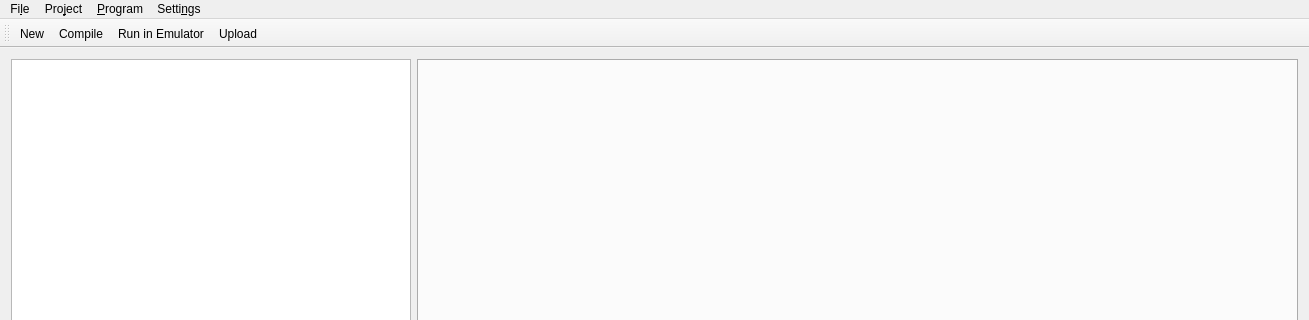
This is TiEditor/src/EditorWindow.ui in maximaximal/TiSuite as Qt 5 draws it before an edit; both pictures show x 0 to 1309 and y 0 to 320 of the 1309 by 760 pixel window. The edited form follows.
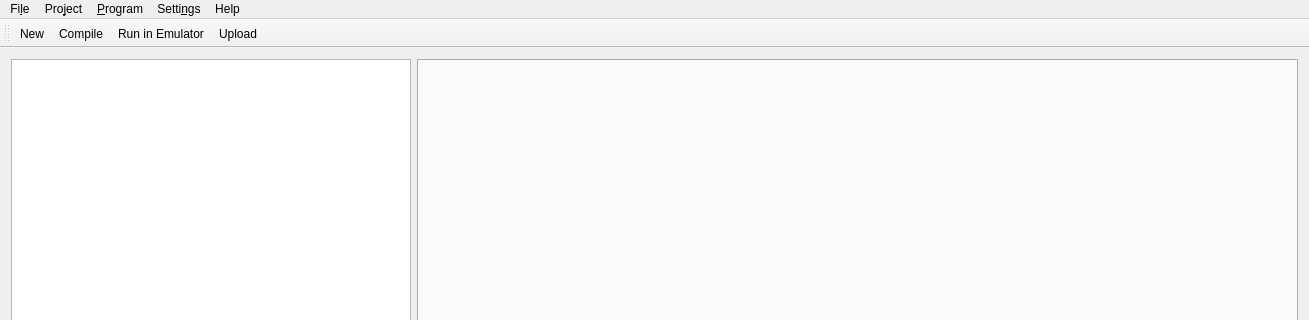
This is the edited form.

Commit message: Add packaging for TiEdit and better version handling.

```diff
--- a/TiEditor/src/EditorWindow.ui
+++ b/TiEditor/src/EditorWindow.ui
@@ -72,10 +72,17 @@
     <addaction name="actionSet_main_directory"/>
     <addaction name="actionSet_toolkit"/>
    </widget>
+   <widget class="QMenu" name="menuHilfe">
+    <property name="title">
+     <string>Help</string>
+    </property>
+    <addaction name="actionAbout_TiEdit"/>
+   </widget>
    <addaction name="menuDatei"/>
    <addaction name="menuProject"/>
    <addaction name="menuRun"/>
    <addaction name="menuEinstellungen"/>
+   <addaction name="menuHilfe"/>
   </widget>
   <widget class="QToolBar" name="mainToolBar">
    <attribute name="toolBarArea">
```
Left out of the diff: 5 changed lines with no effect on the pictures. The commit also changes 2 other files.
